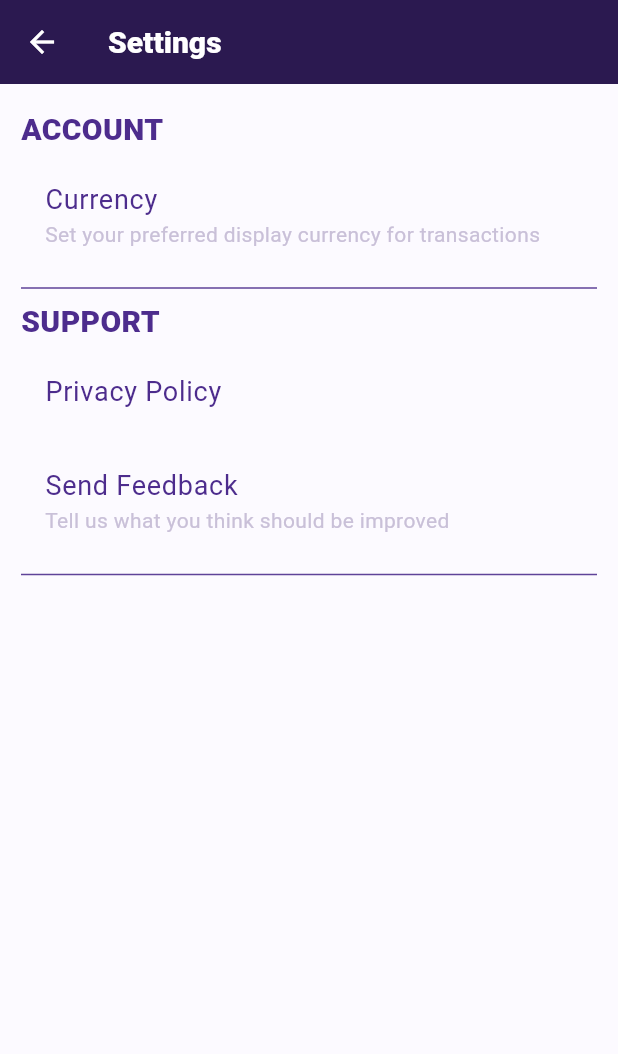
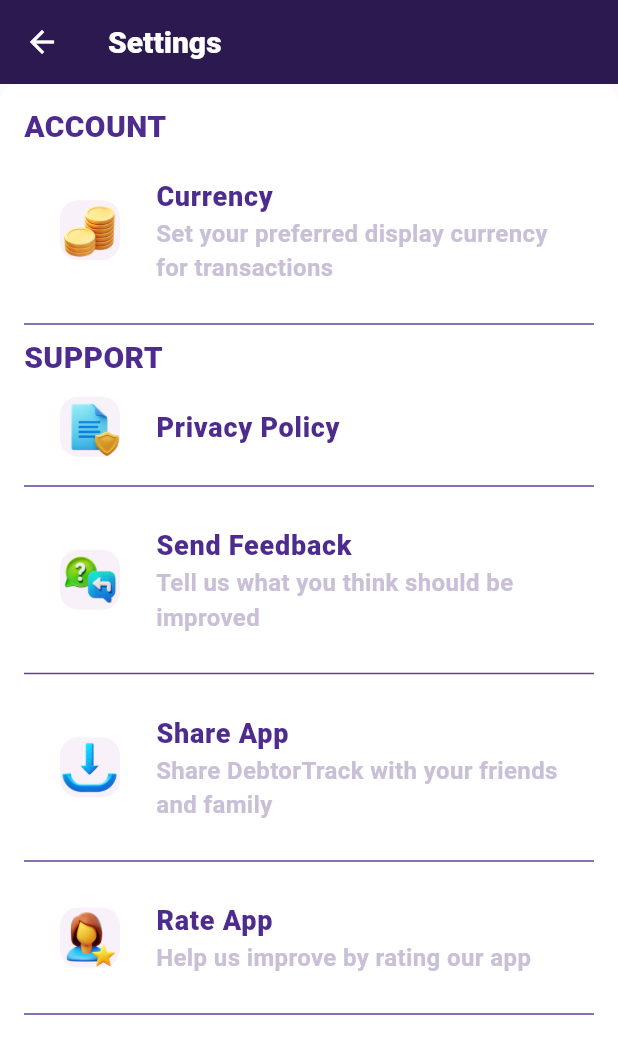
Before and after one commit to cbntechy/DebtorTrack, a Flutter app: the DebtorListScreen screen opened directly, after a tap on the "settings" icon, on a phone screen of 412 x 824 dp. Shown: the top 1054 px of the screen. Run offline on Flutter 3.47's test engine with Material 3 defaults, Android fonts, the phone set to English and light mode, and no system bars; our stand-ins replace font_awesome_flutter, google_fonts, share_plus, shared_preferences; missing offline and left inert: currency_picker, posthog_flutter; accounts and stored records are empty.

Commit message:
UI Beautification

```diff
--- /dev/null
+++ b/lib/core/utilities/share_app.dart
@@ -0,0 +1,26 @@
+import 'package:share_plus/share_plus.dart';
+import 'package:flutter/material.dart';
+
+Future<void> shareApp(BuildContext context) async {
+  final String appUrl =
+      'https://play.google.com/store/apps/details?id=com.learntobuild.debtortrack';
+  final ShareParams message = ShareParams(
+    text: 'Check out this amazing app: DebtorTrack! $appUrl',
+  );
+
+  final messenger = ScaffoldMessenger.maybeOf(context);
+
+  try {
+    final result = await SharePlus.instance.share(message);
+
+    if (result.status == ShareResultStatus.success) {
+      messenger?.showSnackBar(
+        const SnackBar(content: Text('Thank you for sharing my app!')),
+      );
+    }
+  } catch (e) {
+    messenger?.showSnackBar(
+      SnackBar(content: Text('Error sharing app: $e')),
+    );
+  }
+}
--- a/lib/main.dart
+++ b/lib/main.dart
@@ -5,10 +5,11 @@ import 'onboardings/onboarding1_screen.dart';
 import 'screens/debtor_list_screen.dart';
 import 'core/theme/app_theme.dart';
 
-void main() async{
+void main() async {
   WidgetsFlutterBinding.ensureInitialized();
   // Initialize currency preferences before running the app
   await initializeCurrencyPreferences();
+
   runApp(const MyApp());
 }
 
--- a/lib/screens/debtor_list_screen.dart
+++ b/lib/screens/debtor_list_screen.dart
@@ -1,5 +1,6 @@
 import 'package:debtortrack/core/utilities/saved_currency_code.dart';
 import 'package:flutter/material.dart';
+import 'package:font_awesome_flutter/font_awesome_flutter.dart';
 
 import 'add_debtor.dart';
 import 'debtor_details_screen.dart';
@@ -12,7 +13,6 @@ import 'dart:convert';
 import 'package:debtortrack/core/utilities/format_moni_currency.dart';
 import 'package:debtortrack/core/theme/app_colors.dart';
 import 'package:shared_preferences/shared_preferences.dart';
-
 
 class DebtorListScreen extends StatefulWidget {
   const DebtorListScreen({super.key});
@@ -28,13 +28,30 @@ class _DebtorListScreenState extends State<DebtorListScreen> {
       .where((debtor) => !debtor.isPaid)
       .fold(0, (total, debtor) => total + debtor.amount);
 
+  String _searchQuery = '';
+
+
+
+
+  List<DebtorModel> get _filteredDebtors {
+    final query = _searchQuery.trim().toLowerCase();
+
+    if (query.isEmpty) {
+      return debtors;
+    }
+
+    return debtors.where((debtor) {
+      return debtor.name.toLowerCase().contains(query);
+    }).toList();
+  }
+
   String get _formattedTotalOutstanding =>
-      formatMoniCurrency(_totalOutstanding, currencyCode: selectedCode, );
+      formatMoniCurrency(_totalOutstanding, currencyCode: selectedCode);
 
   double _rawAmount(DebtorModel debtor) => debtor.amount;
 
   String _formattedDebtorAmount(DebtorModel debtor) =>
-      formatMoniCurrency(_rawAmount(debtor), currencyCode: selectedCode, );
+      formatMoniCurrency(_rawAmount(debtor), currencyCode: selectedCode);
 
   String selectedCode = 'USD'; // Default currency code
 
@@ -43,14 +60,13 @@ String selectedCode = 'USD'; // Default currency code
     super.initState();
     _loadDebtors();
     _loadTargetCurrency();
-
   }
 
   Future<void> _loadTargetCurrency() async {
     final code = await getEffectiveCurrencyCode();
 
     if (!mounted) return;
-  setState(() => selectedCode = code );
+    setState(() => selectedCode = code);
   }
 
   // Convert every debtor to debtors using toMap()
@@ -97,9 +113,9 @@ String selectedCode = 'USD'; // Default currency code
     } else {
       return ListView.builder(
         padding: const EdgeInsets.fromLTRB(16, 20, 16, 100),
-        itemCount: debtors.length,
+        itemCount: _filteredDebtors.length,
         itemBuilder: (context, index) {
-          final debtor = debtors[index];
+          final debtor = _filteredDebtors[index];
           final status = debtor.getStatus();
           final statusColors = switch (status) {
             'Overdue' => (
@@ -140,7 +156,10 @@ String selectedCode = 'USD'; // Default currency code
                 final result = await Navigator.push<DebtorDetailsResult>(
                   context,
                   MaterialPageRoute(
-                    builder: (context) => DebtorDetailsScreen(debtor: debtor, currencyCode: selectedCode),
+                    builder: (context) => DebtorDetailsScreen(
+                      debtor: debtor,
+                      currencyCode: selectedCode,
+                    ),
                   ),
                 );
 
@@ -149,7 +168,10 @@ String selectedCode = 'USD'; // Default currency code
                 }
 
                 if (result.action == DebtorDetailsAction.deleted) {
-                  setState(() => debtors.removeAt(index));
+                  // `index` belongs to the filtered list. Find the debtor's
+                  // actual position in the full list before removing it.
+                  final originalIndex = debtors.indexOf(debtor);
+                  setState(() => debtors.removeAt(originalIndex));
                   await _saveDebtors();
                   if (!context.mounted) return;
                   ScaffoldMessenger.of(context).showSnackBar(
@@ -164,11 +186,14 @@ String selectedCode = 'USD'; // Default currency code
                     ),
                   );
                 } else if (result.debtor != null) {
-                  // Editing replaces the old item at the same list position.
-                  setState(() => debtors[index] = result.debtor!);
+                  // `index` belongs to the filtered list, so use the original
+                  // list position when replacing an edited debtor.
+                  final originalIndex = debtors.indexOf(debtor);
+                  setState(() => debtors[originalIndex] = result.debtor!);
                   await _saveDebtors();
                 }
               },
+
               child: Padding(
                 padding: const EdgeInsets.symmetric(
                   horizontal: 14,
@@ -273,11 +298,10 @@ String selectedCode = 'USD'; // Default currency code
           IconButton(
             icon: const Icon(Icons.settings_outlined),
             color: const Color(0xFFFCFAFF),
-            onPressed: () async{
-            await  Navigator.push(
+            onPressed: () async {
+              await Navigator.push(
                 context,
                 MaterialPageRoute(builder: (context) => const SettingsScreen()),
-
               );
               await _loadTargetCurrency(); // Reload the target currency after returning from settings
             },
@@ -306,6 +330,42 @@ String selectedCode = 'USD'; // Default currency code
                     color: Colors.white,
                     fontSize: 34,
                     fontWeight: FontWeight.bold,
+                  ),
+                ),
+                Container(
+                  decoration: BoxDecoration(
+                    borderRadius: BorderRadius.circular(14),
+                    shape: BoxShape.rectangle,
+                  ),
+                  padding: EdgeInsets.symmetric(horizontal: 14, vertical: 16),
+                  child: TextField(
+                    style: TextStyle(color: Colors.black),
+                    onChanged: (value) {
+                      setState(() {
+                        _searchQuery = value;
+                      });
+                    },
+                    onSubmitted: (_) {
+                       FocusScope.of(context).unfocus();
+                    },
+                    decoration: InputDecoration(
+                      hintText: 'Search debtors',
+                      prefixIcon: Image.asset(
+                        'assets/icons/icons8-search-user-100.png',
+                        height: 30,
+                      ),
+
+                      fillColor: Colors.white,
+                      filled: true,
+                      enabledBorder: OutlineInputBorder(
+                        borderRadius: BorderRadius.circular(12),
+                        borderSide: const BorderSide(color: Colors.white),
+                      ),
+                      focusedBorder: OutlineInputBorder(
+                        borderRadius: BorderRadius.circular(12),
+                        borderSide: const BorderSide(color: Colors.white),
+                      ),
+                    ),
                   ),
                 ),
               ],
--- a/lib/screens/settings_screen.dart
+++ b/lib/screens/settings_screen.dart
@@ -1,9 +1,12 @@
-
 import 'package:flutter/material.dart';
 import 'package:debtortrack/core/theme/app_colors.dart';
+import 'package:font_awesome_flutter/font_awesome_flutter.dart';
 import 'package:url_launcher/url_launcher.dart';
 import 'package:shared_preferences/shared_preferences.dart';
 import 'package:currency_picker/currency_picker.dart';
+
+import '../core/utilities/share_app.dart';
+import '../core/utilities/rate_app.dart';
 
 class SettingsScreen extends StatefulWidget {
   const SettingsScreen({super.key});
@@ -71,9 +74,7 @@ class _SettingsScreenState extends State<SettingsScreen> {
         await prefs.setString('targetCurrency', currency.code);
         if (context.mounted) {
           ScaffoldMessenger.of(context).showSnackBar(
-            SnackBar(
-              content: Text('Currency set to ${currency.name}'),
-            ),
+            SnackBar(content: Text('Currency set to ${currency.name}')),
           );
         }
       },
@@ -98,11 +99,13 @@ class _SettingsScreenState extends State<SettingsScreen> {
         ),
         actions: [],
       ),
-      body: ListView(
-        padding: EdgeInsets.symmetric(horizontal: 14, vertical: 16),
+      body: Card(
+        margin: const EdgeInsets.only(bottom: 12),
+        elevation: 0,
+        color: Colors.white,
+        child: ListView(
+          padding: EdgeInsets.symmetric(horizontal: 16, vertical: 14),
           children: [
-
-
             Text(
               'ACCOUNT',
               style: ThemeData.light().textTheme.titleLarge?.copyWith(
@@ -117,22 +120,30 @@ class _SettingsScreenState extends State<SettingsScreen> {
                 style: ThemeData.light().textTheme.titleMedium?.copyWith(
                   color: accentPurple,
                   fontSize: 18,
-                    fontWeight: FontWeight.w400,
+                  fontWeight: FontWeight.w800,
                 ),
               ),
               subtitle: Text(
                 'Set your preferred display currency for transactions',
                 style: ThemeData.light().textTheme.labelMedium?.copyWith(
                   color: mutedTextColor,
-                    fontSize: 14,
+                  fontSize: 16,
+                  fontWeight: FontWeight.bold,
                 ),
               ),
               minVerticalPadding: 18,
+
               onTap: () => _showCurrencyPicker(context),
+              leading: Card(
+                elevation: 0,
+                margin: EdgeInsets.all(8),
+                child: Image.asset('assets/icons/icons8-stack-of-coins-100.png', height:150 )
+              ),
             ),
 
             Divider(thickness: 1, color: Color.fromARGB(255, 95, 67, 153)),
-
+            SizedBox(width: 10),
+            // For support Area
             Text(
               'SUPPORT',
               style: ThemeData.light().textTheme.titleLarge?.copyWith(
@@ -147,12 +158,18 @@ class _SettingsScreenState extends State<SettingsScreen> {
                 style: ThemeData.light().textTheme.titleMedium?.copyWith(
                   color: accentPurple,
                   fontSize: 18,
-                    fontWeight: FontWeight.w400,
+                  fontWeight: FontWeight.w800,
                 ),
               ),
               minVerticalPadding: 18,
               onTap: () => _privacyPolicy(context),
+               leading: Card(
+                elevation: 0,
+                margin: EdgeInsets.all(8),
+                child: Image.asset('assets/icons/icons8-privacy-policy-100.png', height:150 )
               ),
+            ),
+            Divider(thickness: 1, color: Color.fromARGB(255, 95, 67, 153)),
 
             ListTile(
               title: Text(
@@ -160,28 +177,92 @@ class _SettingsScreenState extends State<SettingsScreen> {
                 style: ThemeData.light().textTheme.titleMedium?.copyWith(
                   color: accentPurple,
                   fontSize: 18,
-                    fontWeight: FontWeight.w400,
+                  fontWeight: FontWeight.w800,
                 ),
               ),
               subtitle: Text(
                 'Tell us what you think should be improved',
                 style: ThemeData.light().textTheme.labelMedium?.copyWith(
                   color: mutedTextColor,
-                    fontSize: 14,
+                  fontSize: 16,
+                  fontWeight: FontWeight.bold,
                 ),
               ),
               minVerticalPadding: 18,
               onTap: () {
                 _sendFeedback(context);
               },
+               leading: Card(
+                elevation: 0,
+                margin: EdgeInsets.all(8),
+                child: Image.asset('assets/icons/icons8-support-chat-bubble-with-question-mark-and-answer-reply-arrow-100.png', height:150 )
+              ),
+            ),
+            Divider(thickness: 1, color: Color.fromARGB(255, 95, 67, 153)),
 
+            // To help with App Sharing
+            ListTile(
+              title: Text(
+                "Share App",
+                style: ThemeData.light().textTheme.titleMedium?.copyWith(
+                  color: accentPurple,
+                  fontSize: 18,
+                  fontWeight: FontWeight.w800,
                 ),
+              ),
+              subtitle: Text(
+                'Share DebtorTrack with your friends and family',
+                style: ThemeData.light().textTheme.labelMedium?.copyWith(
+                  color: mutedTextColor,
+                  fontSize: 16,
+                  fontWeight: FontWeight.bold,
+                ),
+              ),
+              minVerticalPadding: 18,
+              onTap: () {
+                // Implement app sharing functionality here
+                shareApp(context);
+              },
+               leading: Card(
+                elevation: 0,
+                margin: EdgeInsets.all(8),
+                child: Image.asset('assets/icons/icons8-download-100.png', height:150 )
+              ),
+            ),
+            Divider(thickness: 1, color: Color.fromARGB(255, 95, 67, 153)),
+            // To help with App Rating
+            ListTile(
+              title: Text(
+                "Rate App",
+                style: ThemeData.light().textTheme.titleMedium?.copyWith(
+                  color: accentPurple,
+                  fontSize: 18,
+                  fontWeight: FontWeight.w800,
+                ),
+              ),
+              subtitle: Text(
+                'Help us improve by rating our app',
+                style: ThemeData.light().textTheme.labelMedium?.copyWith(
+                  color: mutedTextColor,
+                  fontSize: 16,
+                  fontWeight: FontWeight.bold,
+                ),
+              ),
+              minVerticalPadding: 18,
+              onTap: () {
+                rateApp(context);
+              },
+               leading: Card(
+                elevation: 0,
+                margin: EdgeInsets.all(8),
+                child: Image.asset('assets/icons/icons8-rate-100.png', height:150 ,),
+              ),
+            ),
+
             Divider(thickness: 1, color: Color.fromARGB(255, 95, 67, 153)),
           ],
         ),
-
-
-
+      ),
     );
   }
 }
```
Also changed, not shown: lib/core/services/analytics_service.dart (added, +11 -0 lines), lib/core/utilities/rate_app.dart (added, +28 -0 lines), lib/screens/debtor_details_screen.dart (+14 -6 lines), pubspec.yaml (+6 -3 lines), assets/icons/icons8-date-100.png (added), assets/icons/icons8-download-100.png (added), assets/icons/icons8-edit-100.png (added), assets/icons/icons8-privacy-policy-100.png (added), assets/icons/icons8-rate-100.png (added), assets/icons/icons8-search-user-100-2.png (added), assets/icons/icons8-search-user-100.png (added), assets/icons/icons8-stack-of-coins-100.png (added), assets/icons/icons8-support-chat-bubble-with-question-mark-and-answer-reply-arrow-100-2.png (added), assets/icons/icons8-support-chat-bubble-with-question-mark-and-answer-reply-arrow-100.png (added), 2 more files, 6 other files. Lines whose indentation alone changed are shown as unchanged.
